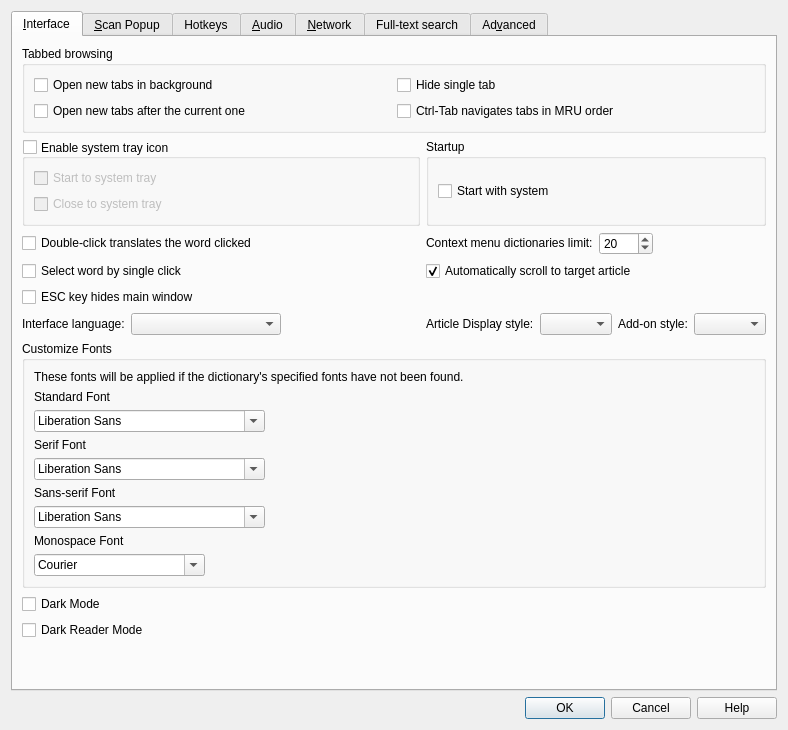
This is src/ui/preferences.ui in xiaoyifang/goldendict-ng as Qt 5 draws it before an edit. The edited form follows.
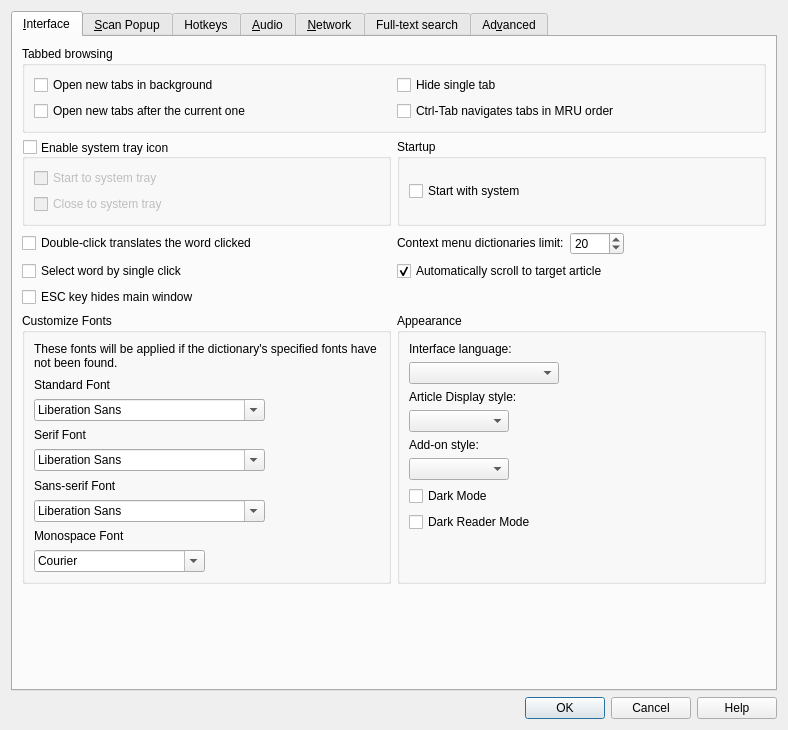
This is the edited form. Icons and pictures are not drawn. Custom widgets are drawn as their Qt base class.

Commit message: feat: adjust layout of custom fonts

```diff
--- a/src/ui/preferences.ui
+++ b/src/ui/preferences.ui
@@ -53,30 +53,6 @@
        <property name="topMargin">
         <number>9</number>
        </property>
-       <item row="5" column="1">
-        <layout class="QHBoxLayout" name="horizontalLayout_5">
-         <item>
-          <widget class="QLabel" name="label_9">
-           <property name="text">
-            <string>Article Display style:</string>
-           </property>
-          </widget>
-         </item>
-         <item>
-          <widget class="QComboBox" name="displayStyle"/>
-         </item>
-         <item>
-          <widget class="QLabel" name="addonStylesLabel">
-           <property name="text">
-            <string>Add-on style:</string>
-           </property>
-          </widget>
-         </item>
-         <item>
-          <widget class="StylesComboBox" name="addonStyles"/>
-         </item>
-        </layout>
-       </item>
        <item row="2" column="0">
         <widget class="QCheckBox" name="doubleClickTranslates">
          <property name="text">
@@ -137,49 +113,6 @@
          </layout>
         </widget>
        </item>
-       <item row="5" column="0">
-        <layout class="QHBoxLayout" name="horizontalLayout_4">
-         <item>
-          <widget class="QLabel" name="label_6">
-           <property name="text">
-            <string>Interface language:</string>
-           </property>
-          </widget>
-         </item>
-         <item>
-          <widget class="QComboBox" name="interfaceLanguage">
-           <property name="sizePolicy">
-            <sizepolicy hsizetype="Fixed" vsizetype="Fixed">
-             <horstretch>0</horstretch>
-             <verstretch>0</verstretch>
-            </sizepolicy>
-           </property>
-           <property name="minimumSize">
-            <size>
-             <width>150</width>
-             <height>0</height>
-            </size>
-           </property>
-           <property name="sizeAdjustPolicy">
-            <enum>QComboBox::AdjustToContents</enum>
-           </property>
-          </widget>
-         </item>
-         <item>
-          <spacer name="horizontalSpacer_3">
-           <property name="orientation">
-            <enum>Qt::Horizontal</enum>
-           </property>
-           <property name="sizeHint" stdset="0">
-            <size>
-             <width>40</width>
-             <height>20</height>
-            </size>
-           </property>
-          </spacer>
-         </item>
-        </layout>
-       </item>
        <item row="4" column="0">
         <widget class="QCheckBox" name="escKeyHidesMainWindow">
          <property name="toolTip">
@@ -283,7 +216,7 @@
          </layout>
         </widget>
        </item>
-       <item row="18" column="0" colspan="2">
+       <item row="16" column="0" colspan="2">
         <spacer name="verticalSpacer">
          <property name="orientation">
           <enum>Qt::Vertical</enum>
@@ -296,9 +229,170 @@
          </property>
         </spacer>
        </item>
-       <item row="9" column="0" colspan="2">
+       <item row="8" column="1">
+        <widget class="QGroupBox" name="groupBox_5">
+         <property name="title">
+          <string>Appearance</string>
+         </property>
         <layout class="QVBoxLayout" name="verticalLayout_16">
          <item>
+           <widget class="QLabel" name="label_6">
+            <property name="text">
+             <string>Interface language:</string>
+            </property>
+           </widget>
+          </item>
+          <item>
+           <widget class="QComboBox" name="interfaceLanguage">
+            <property name="sizePolicy">
+             <sizepolicy hsizetype="Fixed" vsizetype="Fixed">
+              <horstretch>0</horstretch>
+              <verstretch>0</verstretch>
+             </sizepolicy>
+            </property>
+            <property name="minimumSize">
+             <size>
+              <width>150</width>
+              <height>0</height>
+             </size>
+            </property>
+            <property name="sizeAdjustPolicy">
+             <enum>QComboBox::AdjustToContents</enum>
+            </property>
+           </widget>
+          </item>
+          <item>
+           <widget class="QLabel" name="label_9">
+            <property name="text">
+             <string>Article Display style:</string>
+            </property>
+           </widget>
+          </item>
+          <item>
+           <widget class="QComboBox" name="displayStyle">
+            <property name="sizePolicy">
+             <sizepolicy hsizetype="Fixed" vsizetype="Fixed">
+              <horstretch>0</horstretch>
+              <verstretch>0</verstretch>
+             </sizepolicy>
+            </property>
+            <property name="minimumSize">
+             <size>
+              <width>100</width>
+              <height>0</height>
+             </size>
+            </property>
+           </widget>
+          </item>
+          <item>
+           <widget class="QLabel" name="addonStylesLabel">
+            <property name="text">
+             <string>Add-on style:</string>
+            </property>
+           </widget>
+          </item>
+          <item>
+           <widget class="StylesComboBox" name="addonStyles">
+            <property name="sizePolicy">
+             <sizepolicy hsizetype="Fixed" vsizetype="Fixed">
+              <horstretch>0</horstretch>
+              <verstretch>0</verstretch>
+             </sizepolicy>
+            </property>
+            <property name="minimumSize">
+             <size>
+              <width>100</width>
+              <height>0</height>
+             </size>
+            </property>
+           </widget>
+          </item>
+          <item>
+           <widget class="QCheckBox" name="darkMode">
+            <property name="toolTip">
+             <string>Turn the UI to dark.</string>
+            </property>
+            <property name="text">
+             <string>Dark Mode</string>
+            </property>
+           </widget>
+          </item>
+          <item>
+           <widget class="QCheckBox" name="darkReaderMode">
+            <property name="toolTip">
+             <string>Turn the article display style to dark.</string>
+            </property>
+            <property name="text">
+             <string>Dark Reader Mode</string>
+            </property>
+           </widget>
+          </item>
+          <item>
+           <spacer name="verticalSpacer_5">
+            <property name="orientation">
+             <enum>Qt::Vertical</enum>
+            </property>
+            <property name="sizeHint" stdset="0">
+             <size>
+              <width>20</width>
+              <height>40</height>
+             </size>
+            </property>
+           </spacer>
+          </item>
+         </layout>
+        </widget>
+       </item>
+       <item row="2" column="1">
+        <layout class="QHBoxLayout" name="horizontalLayout_13">
+         <item>
+          <widget class="QLabel" name="maxDictsInContextMenuLabel">
+           <property name="sizePolicy">
+            <sizepolicy hsizetype="Preferred" vsizetype="Fixed">
+             <horstretch>0</horstretch>
+             <verstretch>0</verstretch>
+            </sizepolicy>
+           </property>
+           <property name="toolTip">
+            <string>Adjust this value to avoid huge context menus.</string>
+           </property>
+           <property name="text">
+            <string>Context menu dictionaries limit:</string>
+           </property>
+          </widget>
+         </item>
+         <item>
+          <widget class="QSpinBox" name="maxDictsInContextMenu">
+           <property name="sizePolicy">
+            <sizepolicy hsizetype="Fixed" vsizetype="Fixed">
+             <horstretch>0</horstretch>
+             <verstretch>0</verstretch>
+            </sizepolicy>
+           </property>
+           <property name="maximum">
+            <number>9999</number>
+           </property>
+           <property name="value">
+            <number>20</number>
+           </property>
+          </widget>
+         </item>
+         <item>
+          <widget class="QLabel" name="label_12">
+           <property name="sizePolicy">
+            <sizepolicy hsizetype="Preferred" vsizetype="Fixed">
+             <horstretch>0</horstretch>
+             <verstretch>0</verstretch>
+            </sizepolicy>
+           </property>
+           <property name="text">
+            <string/>
+           </property>
+          </widget>
+         </item>
+        </layout>
+       </item>
+       <item row="8" column="0">
           <widget class="QGroupBox" name="groupBox_10">
            <property name="title">
             <string>Customize Fonts</string>
@@ -387,77 +481,6 @@
             </item>
            </layout>
           </widget>
-         </item>
-         <item>
-          <widget class="QCheckBox" name="darkMode">
-           <property name="toolTip">
-            <string>Turn the UI to dark.</string>
-           </property>
-           <property name="text">
-            <string>Dark Mode</string>
-           </property>
-          </widget>
-         </item>
-         <item>
-          <widget class="QCheckBox" name="darkReaderMode">
-           <property name="toolTip">
-            <string>Turn the article display style to dark.</string>
-           </property>
-           <property name="text">
-            <string>Dark Reader Mode</string>
-           </property>
-          </widget>
-         </item>
-        </layout>
-       </item>
-       <item row="2" column="1">
-        <layout class="QHBoxLayout" name="horizontalLayout_13">
-         <item>
-          <widget class="QLabel" name="maxDictsInContextMenuLabel">
-           <property name="sizePolicy">
-            <sizepolicy hsizetype="Preferred" vsizetype="Fixed">
-             <horstretch>0</horstretch>
-             <verstretch>0</verstretch>
-            </sizepolicy>
-           </property>
-           <property name="toolTip">
-            <string>Adjust this value to avoid huge context menus.</string>
-           </property>
-           <property name="text">
-            <string>Context menu dictionaries limit:</string>
-           </property>
-          </widget>
-         </item>
-         <item>
-          <widget class="QSpinBox" name="maxDictsInContextMenu">
-           <property name="sizePolicy">
-            <sizepolicy hsizetype="Fixed" vsizetype="Fixed">
-             <horstretch>0</horstretch>
-             <verstretch>0</verstretch>
-            </sizepolicy>
-           </property>
-           <property name="maximum">
-            <number>9999</number>
-           </property>
-           <property name="value">
-            <number>20</number>
-           </property>
-          </widget>
-         </item>
-         <item>
-          <widget class="QLabel" name="label_12">
-           <property name="sizePolicy">
-            <sizepolicy hsizetype="Preferred" vsizetype="Fixed">
-             <horstretch>0</horstretch>
-             <verstretch>0</verstretch>
-            </sizepolicy>
-           </property>
-           <property name="text">
-            <string/>
-           </property>
-          </widget>
-         </item>
-        </layout>
        </item>
       </layout>
      </widget>
```
Lines whose indentation alone changed are shown as unchanged.
